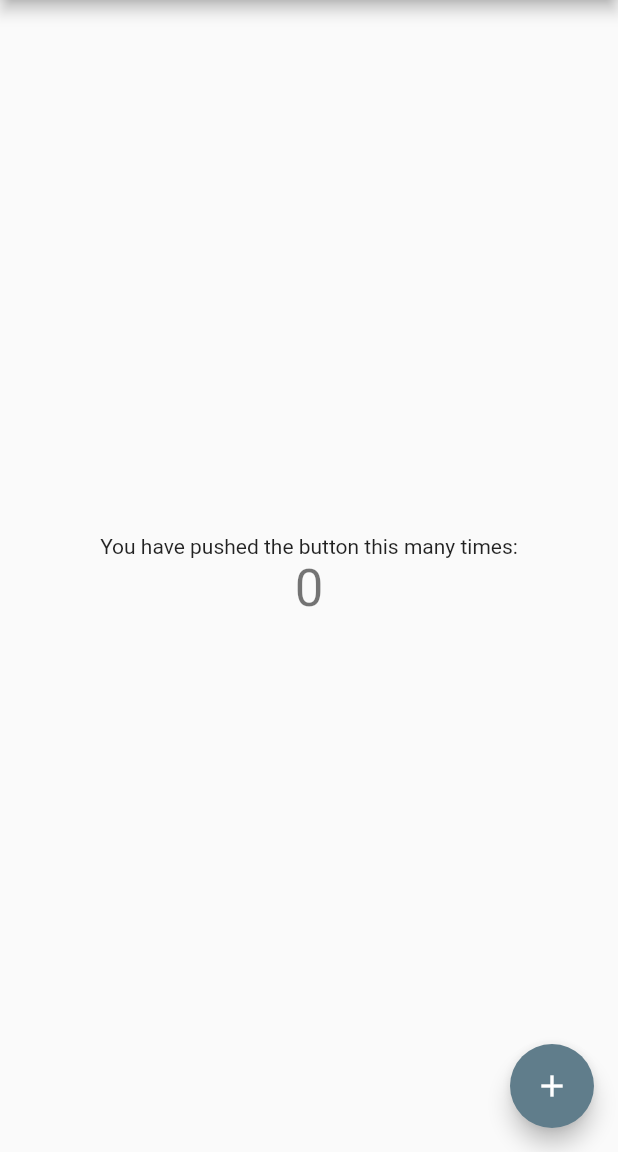
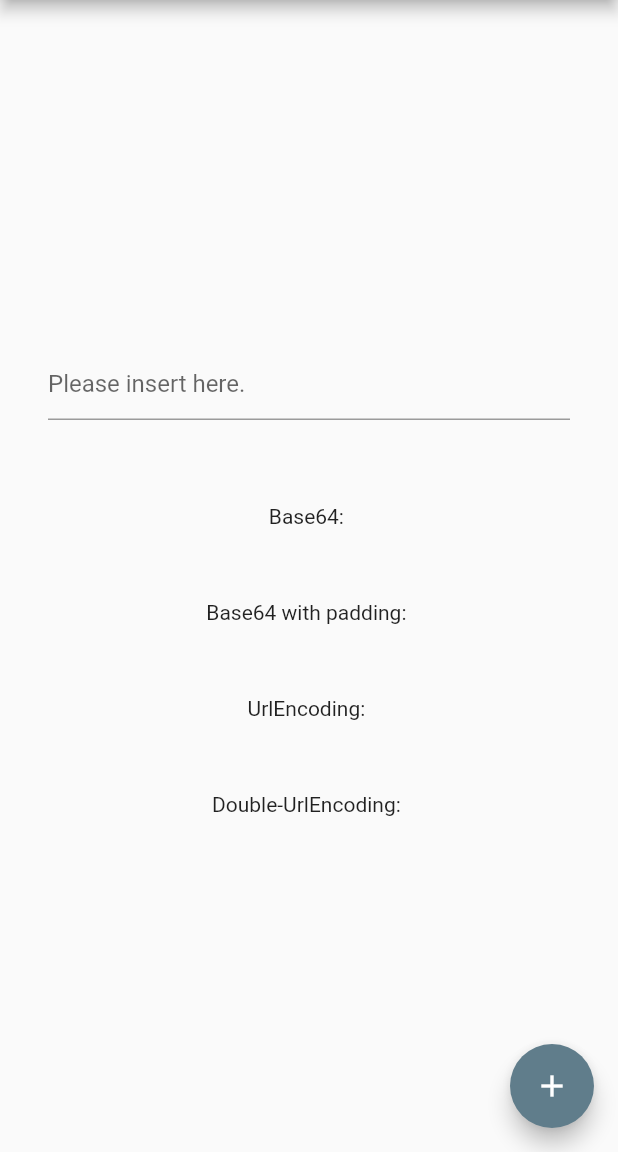
Before and after one commit to lazyrainynight/ssconverter, a Flutter app: the screen it shows after launch, on a phone screen of 412 x 824 dp, the part 84-1236 px from its top. Run offline on Flutter 3.47's test engine with Material 2 defaults, Android fonts, the phone set to English and light mode, and no system bars.

Commit message:
Add TextField for input

```diff
--- a/lib/main.dart
+++ b/lib/main.dart
@@ -6,8 +6,16 @@ void main() {
   runApp(const MyApp());
 }
 
-class MyApp extends StatelessWidget {
+class MyApp extends StatefulWidget {
   const MyApp({Key? key}) : super(key: key);
+
+  @override
+  State<MyApp> createState() => _MyAppState();
+}
+
+class _MyAppState extends State<MyApp> {
+  bool light = true;
+  bool dark = false;
 
   @override
   Widget build(BuildContext context) {
--- a/lib/screens/my_home_page.dart
+++ b/lib/screens/my_home_page.dart
@@ -1,4 +1,6 @@
 import 'package:flutter/material.dart';
+import 'package:ssconverter/shared/my_converter.dart';
+
 // import 'package:ssconverter/shared/menu_bottom.dart';
 // import 'package:ssconverter/shared/menu_drawer.dart';
 
@@ -45,13 +47,7 @@ class _MyHomePageState extends State<MyHomePage> {
             // to see the wireframe for each widget.
             mainAxisAlignment: MainAxisAlignment.center,
             children: <Widget>[
-              const Text(
-                'You have pushed the button this many times:',
-              ),
-              Text(
-                '$_counter',
-                style: Theme.of(context).textTheme.headline4,
-              ),
+              MyConverter(),
             ],
           ),
         ),
--- /dev/null
+++ b/lib/shared/my_converter.dart
@@ -0,0 +1,57 @@
+import 'package:flutter/material.dart';
+
+class MyConverter extends StatefulWidget {
+  const MyConverter({Key? key}) : super(key: key);
+
+  @override
+  _MyConverterState createState() => _MyConverterState();
+}
+
+class _MyConverterState extends State<MyConverter> {
+  String value = '';
+  String base64 = '';
+  String base64WithPadding = '';
+  String urlEncoding = '';
+  String doubleUrlEncoding = '';
+  final TextEditingController txtValue = TextEditingController();
+  String inputHint = 'Please insert here.';
+
+  @override
+  Widget build(BuildContext context) {
+    return Column(
+      children: [
+        Padding(
+          padding: const EdgeInsets.all(32.0),
+          child: TextField(
+            controller: txtValue,
+            decoration: InputDecoration(hintText: inputHint),
+            onChanged: (t) {
+              setState(() {
+                base64 = t;
+                base64WithPadding = t;
+                urlEncoding = t;
+                doubleUrlEncoding = t;
+              });
+            },
+          ),
+        ),
+        Padding(
+          padding: const EdgeInsets.all(24.0),
+          child: Text('Base64: ' + base64),
+        ),
+        Padding(
+          padding: const EdgeInsets.all(24.0),
+          child: Text('Base64 with padding: ' + base64WithPadding),
+        ),
+        Padding(
+          padding: const EdgeInsets.all(24.0),
+          child: Text('UrlEncoding: ' + urlEncoding),
+        ),
+        Padding(
+          padding: const EdgeInsets.all(24.0),
+          child: Text('Double-UrlEncoding: ' + doubleUrlEncoding),
+        ),
+      ],
+    );
+  }
+}
```
